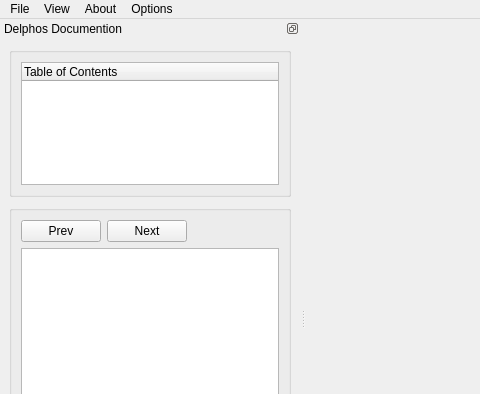
Qt form src/gui/main_window.ui (Ecotrust/delphos) before a commit; both pictures show x 0 to 480 and y 0 to 394 of the 800 by 638 pixel window.
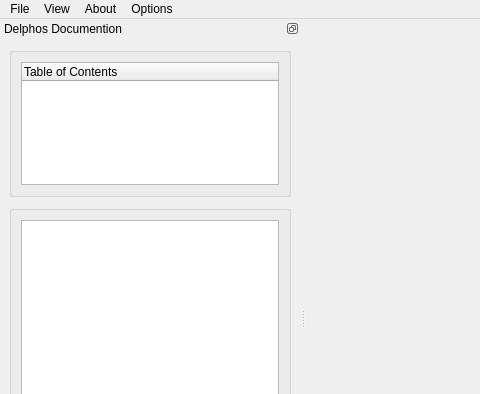
The same form after that commit. Custom widgets are drawn as their Qt base class.

```diff
--- a/src/gui/main_window.ui
+++ b/src/gui/main_window.ui
@@ -15,6 +15,12 @@
     <height>600</height>
    </size>
   </property>
+  <property name="font" >
+   <font>
+    <family>Arial</family>
+    <pointsize>9</pointsize>
+   </font>
+  </property>
   <property name="windowTitle" >
    <string>Delphos</string>
   </property>
@@ -75,6 +81,11 @@
      <height>0</height>
     </size>
    </property>
+   <property name="font" >
+    <font>
+     <pointsize>9</pointsize>
+    </font>
+   </property>
    <property name="features" >
     <set>QDockWidget::DockWidgetFloatable|QDockWidget::DockWidgetMovable|QDockWidget::NoDockWidgetFeatures</set>
    </property>
@@ -144,52 +155,6 @@
          <layout class="QHBoxLayout" >
           <item>
            <layout class="QVBoxLayout" >
-            <item>
-             <layout class="QHBoxLayout" >
-              <item>
-               <widget class="QPushButton" name="prev_button" >
-                <property name="maximumSize" >
-                 <size>
-                  <width>100</width>
-                  <height>16777215</height>
-                 </size>
-                </property>
-                <property name="text" >
-                 <string>Prev</string>
-                </property>
-               </widget>
-              </item>
-              <item>
-               <widget class="QPushButton" name="next_button" >
-                <property name="maximumSize" >
-                 <size>
-                  <width>100</width>
-                  <height>16777215</height>
-                 </size>
-                </property>
-                <property name="text" >
-                 <string>Next</string>
-                </property>
-               </widget>
-              </item>
-              <item>
-               <spacer>
-                <property name="orientation" >
-                 <enum>Qt::Horizontal</enum>
-                </property>
-                <property name="sizeType" >
-                 <enum>QSizePolicy::Expanding</enum>
-                </property>
-                <property name="sizeHint" >
-                 <size>
-                  <width>51</width>
-                  <height>20</height>
-                 </size>
-                </property>
-               </spacer>
-              </item>
-             </layout>
-            </item>
             <item>
              <widget class="HelpTextBrowser" name="doc_browser" >
               <property name="font" >
```
Left out of the diff: 35 changed lines with no effect on the pictures.
